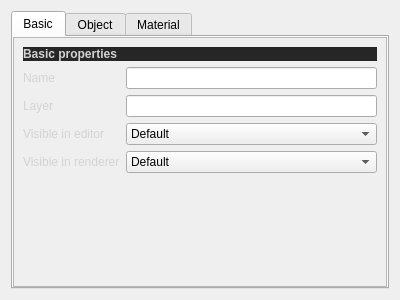
Qt form QChromosome/attributes.ui (Michalaq/ChromosomeVisualizer) before a commit.
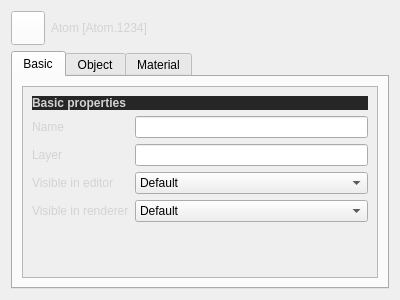
The same form after that commit. Icons and pictures are not drawn. Custom widgets are drawn as their Qt base class.

```diff
--- a/QChromosome/attributes.ui
+++ b/QChromosome/attributes.ui
@@ -19,26 +19,54 @@
 }
 </string>
   </property>
-  <layout class="QGridLayout" name="gridLayout">
-   <item row="0" column="0">
+  <layout class="QVBoxLayout" name="verticalLayout_3">
+   <item>
+    <layout class="QHBoxLayout" name="horizontalLayout">
+     <item>
+      <widget class="MediaControl" name="pushButton">
+       <property name="sizePolicy">
+        <sizepolicy hsizetype="Fixed" vsizetype="Fixed">
+         <horstretch>0</horstretch>
+         <verstretch>0</verstretch>
+        </sizepolicy>
+       </property>
+       <property name="minimumSize">
+        <size>
+         <width>34</width>
+         <height>34</height>
+        </size>
+       </property>
+       <property name="maximumSize">
+        <size>
+         <width>34</width>
+         <height>34</height>
+        </size>
+       </property>
+       <property name="styleSheet">
+        <string notr="true">background: white;</string>
+       </property>
+       <property name="icon">
+        <iconset resource="icons.qrc">
+         <normaloff>:/objects/atom</normaloff>:/objects/atom</iconset>
+       </property>
+      </widget>
+     </item>
+     <item>
+      <widget class="QLabel" name="label_14">
+       <property name="text">
+        <string>Atom [Atom.1234]</string>
+       </property>
+      </widget>
+     </item>
+    </layout>
+   </item>
+   <item>
     <widget class="QTabWidget" name="tabWidget">
      <widget class="QWidget" name="tab">
       <attribute name="title">
        <string>Basic</string>
       </attribute>
       <layout class="QGridLayout" name="gridLayout_2">
-       <property name="leftMargin">
-        <number>0</number>
-       </property>
-       <property name="topMargin">
-        <number>0</number>
-       </property>
-       <property name="rightMargin">
-        <number>0</number>
-       </property>
-       <property name="bottomMargin">
-        <number>0</number>
-       </property>
        <item row="0" column="0">
         <widget class="QScrollArea" name="scrollArea">
          <property name="widgetResizable">
@@ -49,8 +77,8 @@
            <rect>
             <x>0</x>
             <y>0</y>
-            <width>376</width>
-            <height>247</height>
+            <width>358</width>
+            <height>187</height>
            </rect>
           </property>
           <layout class="QVBoxLayout" name="verticalLayout">
@@ -338,6 +366,15 @@
    </item>
   </layout>
  </widget>
- <resources/>
+ <customwidgets>
+  <customwidget>
+   <class>MediaControl</class>
+   <extends>QPushButton</extends>
+   <header>mediacontrol.h</header>
+  </customwidget>
+ </customwidgets>
+ <resources>
+  <include location="icons.qrc"/>
+ </resources>
  <connections/>
 </ui>
```
Left out of the diff: 18 changed lines with no effect on the pictures.
